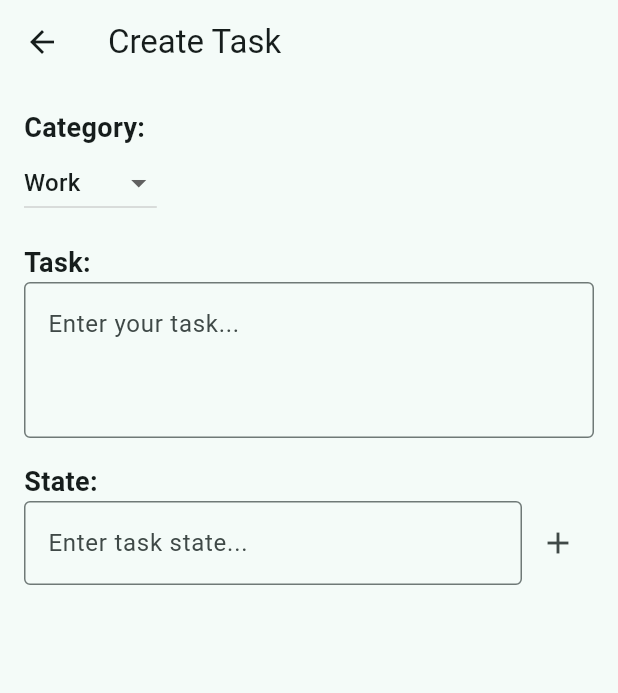
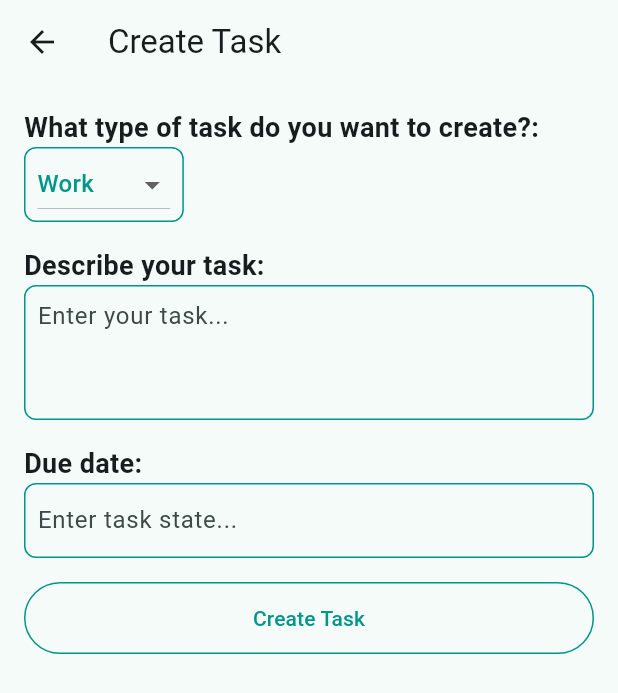
Before and after one commit to OpiniIsaac/task-manager, a Flutter app: the CreateTaskPage screen opened directly, on a phone screen of 412 x 824 dp. Shown: the top 693 px of the screen. Run offline on Flutter 3.47's test engine with Material 2 defaults, Android fonts, the phone set to English and light mode, and no system bars; our stand-ins replace syncfusion_flutter_charts.

```diff
--- a/lib/main.dart
+++ b/lib/main.dart
@@ -1,6 +1,7 @@
 import 'package:flutter/material.dart';
 import 'package:task_managaer/scrrens/Notification.dart';
 import 'package:task_managaer/scrrens/Welcome.dart';
+import 'package:task_managaer/scrrens/createTask.dart';
 import 'package:task_managaer/scrrens/dashboard.dart';
 import 'package:task_managaer/scrrens/first.dart';
 import 'package:task_managaer/scrrens/login.dart';
@@ -35,7 +36,8 @@ class MyApp extends StatelessWidget {
              '/login':(context) => Login(),
              '/signup':(context) => Register(),
              '/home':(context) => Dashboard(),
-             '/notification':(context) => NoticationPage()
+             '/notification':(context) => NoticationPage(),
+             '/createtask':(context) => CreateTaskPage()
               },
       // home: Login(),
     );
--- a/lib/scrrens/createTask.dart
+++ b/lib/scrrens/createTask.dart
@@ -16,16 +16,24 @@ class _CreateTaskPageState extends State<CreateTaskPage> {
       appBar: AppBar(
         title: Text('Create Task'),
       ),
-      body: Padding(
+      body: SingleChildScrollView(
+        child: Padding(
           padding: const EdgeInsets.all(16.0),
           child: Column(
             crossAxisAlignment: CrossAxisAlignment.start,
             children: [
               Text(
-              'Category:',
+                'What type of task do you want to create?:',
                 style: TextStyle(fontSize: 18.0, fontWeight: FontWeight.bold),
               ),
-            DropdownButton<String>(
+              Container(
+                decoration: BoxDecoration(
+                  border: Border.all(color: Colors.teal),
+                  borderRadius: BorderRadius.circular(8.0),
+                ),
+                child: Padding(
+                  padding: const EdgeInsets.symmetric(horizontal: 8.0),
+                  child: DropdownButton<String>(
                     value: _selectedCategory,
                     onChanged: (String? newValue) {
                       setState(() {
@@ -36,48 +44,80 @@ class _CreateTaskPageState extends State<CreateTaskPage> {
                         .map<DropdownMenuItem<String>>((String value) {
                       return DropdownMenuItem<String>(
                         value: value,
-                  child: Text(value),
+                        child: Text(
+                          value,
+                          style: TextStyle(color: Colors.teal),
+                        ),
                       );
                     }).toList(),
                   ),
+                ),
+              ),
               SizedBox(height: 16.0),
               Text(
-              'Task:',
+                'Describe your task:',
                 style: TextStyle(fontSize: 18.0, fontWeight: FontWeight.bold),
               ),
-            TextField(
+              Container(
+                decoration: BoxDecoration(
+                  border: Border.all(color: Colors.teal),
+                  borderRadius: BorderRadius.circular(8.0),
+                ),
+                child: Padding(
+                  padding: const EdgeInsets.symmetric(horizontal: 8.0),
+                  child: TextField(
                     controller: _taskController,
                     maxLines: 3,
                     decoration: InputDecoration(
                       hintText: 'Enter your task...',
-                border: OutlineInputBorder(),
+                      border: InputBorder.none,
+                    ),
+                  ),
                 ),
               ),
               SizedBox(height: 16.0),
               Text(
-              'State:',
+                'Due date:',
                 style: TextStyle(fontSize: 18.0, fontWeight: FontWeight.bold),
               ),
               Row(
                 children: [
                   Expanded(
+                    child: Container(
+                      decoration: BoxDecoration(
+                        border: Border.all(color: Colors.teal),
+                        borderRadius: BorderRadius.circular(8.0),
+                      ),
+                      child: Padding(
+                        padding: const EdgeInsets.symmetric(horizontal: 8.0),
                         child: TextField(
                           controller: _stateController,
                           decoration: InputDecoration(
                             hintText: 'Enter task state...',
-                      border: OutlineInputBorder(),
+                            border: InputBorder.none,
                           ),
                         ),
                       ),
-                IconButton(
+                    ),
+                  ),
+
+                ],
+              ),
+              SizedBox(height: 16.0),
+              // Outlined button at the bottom
+              OutlinedButton(
                 onPressed: () {
-                    // Add your action for the icon button here
+                  // Add your action for the "Create Task" button here
                 },
-                  icon: Icon(Icons.add),
+                style: OutlinedButton.styleFrom(
+                  side: BorderSide(color: Colors.teal),
+                  primary: Colors.teal,
+                  minimumSize: Size(double.infinity, 48.0),
+                ),
+                child: Text('Create Task'),
               ),
             ],
           ),
-          ],
         ),
       ),
     );
--- a/lib/scrrens/dashboard.dart
+++ b/lib/scrrens/dashboard.dart
@@ -4,7 +4,6 @@ import 'package:task_managaer/scrrens/Tasks.dart';
 import 'package:task_managaer/scrrens/TeamTask.dart';
 import 'package:task_managaer/scrrens/settingsPage.dart';
 import 'package:task_managaer/widgets/appbar.dart';
-
 
 class Dashboard extends StatefulWidget {
   Dashboard({Key? key}) : super(key: key);
@@ -13,7 +12,8 @@ class Dashboard extends StatefulWidget {
   State<Dashboard> createState() => _DashboardState();
 }
 
-class _DashboardState extends State<Dashboard> with SingleTickerProviderStateMixin {
+class _DashboardState extends State<Dashboard>
+    with SingleTickerProviderStateMixin {
   int _selectedIndex = 0;
 
   final List<Widget> _pages = [
@@ -21,7 +21,6 @@ class _DashboardState extends State<Dashboard> with SingleTickerProviderStateMix
     Tasks(),
     TeamTasksTab(),
     SettingPage(),
-
   ];
 
   void _onItemTapped(int index) {
@@ -39,10 +38,12 @@ class _DashboardState extends State<Dashboard> with SingleTickerProviderStateMix
           _pages[_selectedIndex],
           Positioned(
             bottom: 16.0,
-            left: MediaQuery.of(context).size.width / 2 - 28.0, // Adjust the position as needed
+            left: MediaQuery.of(context).size.width / 2 -
+                28.0, // Adjust the position as needed
             child: FloatingActionButton(
               onPressed: () {
                 // Add your action here
+                Navigator.pushNamed(context, '/createtask');
               },
               backgroundColor: Colors.teal,
               child: Icon(Icons.add),
```
Lines whose indentation alone changed are shown as unchanged.
